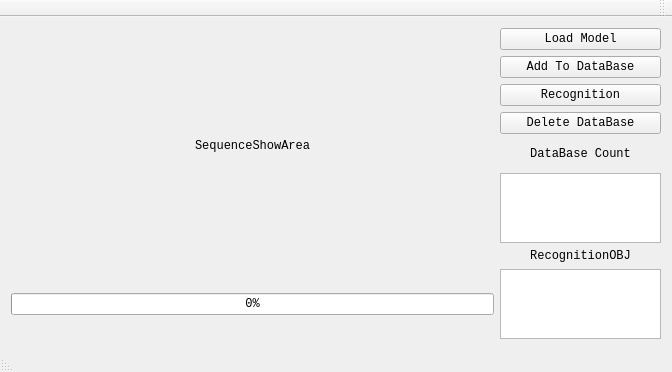
Qt form GaitUI/GaitUI.ui (Milittle/GaitSystem) before a commit.
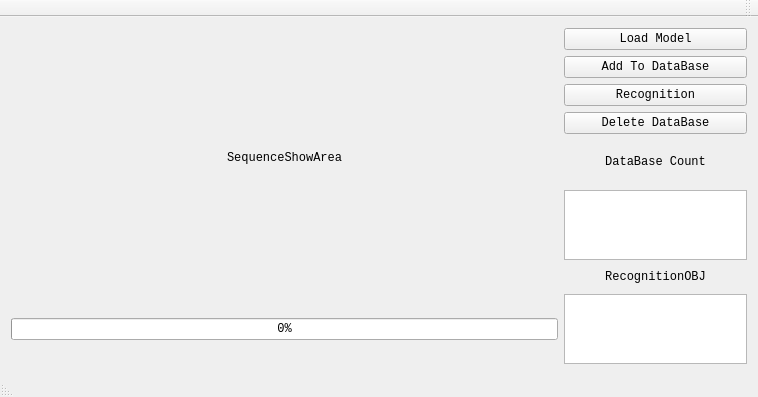
The same form after that commit.

What changed in the file:
```diff
--- a/GaitUI/GaitUI.ui
+++ b/GaitUI/GaitUI.ui
@@ -6,8 +6,8 @@
    <rect>
     <x>0</x>
     <y>0</y>
-    <width>672</width>
-    <height>372</height>
+    <width>758</width>
+    <height>397</height>
    </rect>
   </property>
   <property name="font">
```
Left out of the diff: 76 changed lines with no effect on the pictures.
